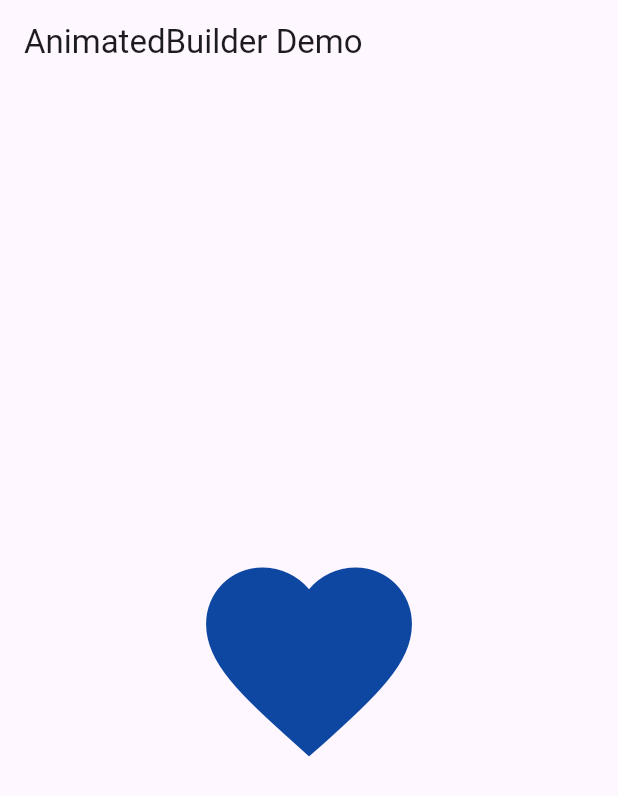
After one commit to rinkalbaldaniya186/resume, a Flutter app: the AnimatedBuilderEx screen opened directly, on a phone screen of 412 x 824 dp. The commit adds this screen. Shown: the top 796 px of the screen. Run offline on Flutter 3.47's test engine with Material 3 defaults, Android fonts, the phone set to English and light mode, and no system bars; our stand-ins replace pdf, shared_preferences, smooth_page_indicator, sqflite; accounts and stored records are empty.

Commit message:
Animated widget 21/09/2024

```diff
--- /dev/null
+++ b/lib/Animated_Widget/animatedBuilder/animatedBuilder3.dart
@@ -0,0 +1,79 @@
+import 'dart:math' as math;
+import 'package:flutter/material.dart';
+
+void main() => runApp(MyApp());
+
+class MyApp extends StatelessWidget {
+  @override
+  Widget build(BuildContext context) {
+    return MaterialApp(
+      title: 'Material App',
+      home: AnimatedBuilderEx(),
+    );
+  }
+}
+
+class AnimatedBuilderEx extends StatefulWidget {
+  const AnimatedBuilderEx({super.key});
+
+  @override
+  State<AnimatedBuilderEx> createState() => _AnimatedBuilderExState();
+}
+
+class _AnimatedBuilderExState extends State<AnimatedBuilderEx>
+    with TickerProviderStateMixin {
+
+  late AnimationController _animationController;
+  late Animation<double> _heartbeatAnimation;
+
+  @override
+  void initState() {
+    super.initState();
+    // Initializing AnimationController
+    _animationController = AnimationController(
+      vsync: this,
+      duration: Duration(seconds: 1),
+    );
+
+    // Defining the heartbeat animation
+    _heartbeatAnimation = Tween<double>(begin: 180.0, end: 160.0).animate(
+      CurvedAnimation(
+        curve: Curves.easeOutBack,
+        parent: _animationController,
+      ),
+    );
+
+    // Adding listener to repeat the animation
+    _animationController.addStatusListener((AnimationStatus status) {
+      if (status == AnimationStatus.completed) {
+        _animationController.reverse();
+      } else if (status == AnimationStatus.dismissed) {
+        _animationController.forward();
+      }
+    });
+
+    // Start the animation
+    _animationController.forward();
+  }
+
+  @override
+  Widget build(BuildContext context) {
+    return Scaffold(
+      appBar: AppBar(
+        title: Text('AnimatedBuilder Demo'), // App bar title
+      ),
+      body: Center(
+        child: AnimatedBuilder(
+          animation: _animationController,
+          builder: (BuildContext context, Widget? child) {
+            return Icon(
+              Icons.favorite,
+              color: Colors.blue[900],
+              size: _heartbeatAnimation.value,
+            );
+          },
+        ),
+      ),
+    );
+  }
+}
--- a/lib/Animated_Widget/animatedList/models/person.dart
+++ /dev/null
@@ -1,6 +0,0 @@
-class Person {
-  final String name;
-  final String designation;
-
-  Person(this.name, this.designation);
-}
--- a/lib/ResumeBuilder/ready.dart
+++ b/lib/ResumeBuilder/ready.dart
@@ -406,7 +406,7 @@ Future<void> _createPDF(
                 pw.Container(
                   height: 200, // Reduced height
                   width: 160,
-                  color: PdfColors.amber100,// Reduced width
+              //    color: PdfColors.amber100,// Reduced width
                   child: pw.Column(
                     crossAxisAlignment: pw.CrossAxisAlignment.start,
                     children: [
@@ -499,7 +499,7 @@ Future<void> _createPDF(
               pw.Container(
                 height: 200, // Reduced height
                 width: 180,
-                color: PdfColors.amber100,// Reduced width
+              //  color: PdfColors.amber100,// Reduced width
                 child: pw.Column(
                   crossAxisAlignment: pw.CrossAxisAlignment.start,
                   children: [
@@ -600,7 +600,7 @@ Future<void> _createPDF(
                 pw.Container(
                   height: 280, // Reduced height
                   width: 160,
-                  color: PdfColors.blueAccent,// Reduced width
+                //  color: PdfColors.blueAccent,// Reduced width
                   child: pw.Column(
                     crossAxisAlignment: pw.CrossAxisAlignment.center,
                     mainAxisSize: pw.MainAxisSize.max,
```
Also changed, not shown: lib/Animated_Widget/animatedBuilder/animatedBuilder1.dart (added, +68 -0 lines), lib/Animated_Widget/animatedBuilder/animatedBuilder2.dart (added, +73 -0 lines), lib/Animated_Widget/animatedGrid/animatedGrid2.dart (+3 -4 lines), lib/Animated_Widget/animatedList/animateList1.dart (renamed from lib/Animated_Widget/animatedList/Screen/main.dart, +7 -1 lines), lib/Animated_Widget/animatedList/animatedList2.dart (added, +78 -0 lines).
